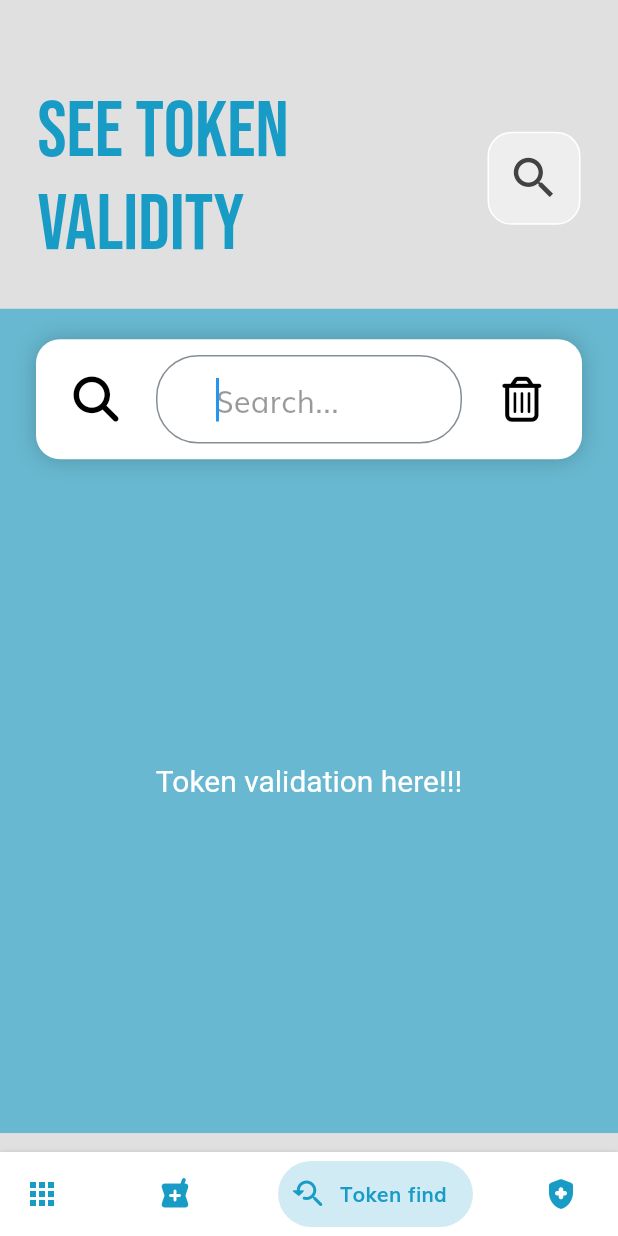
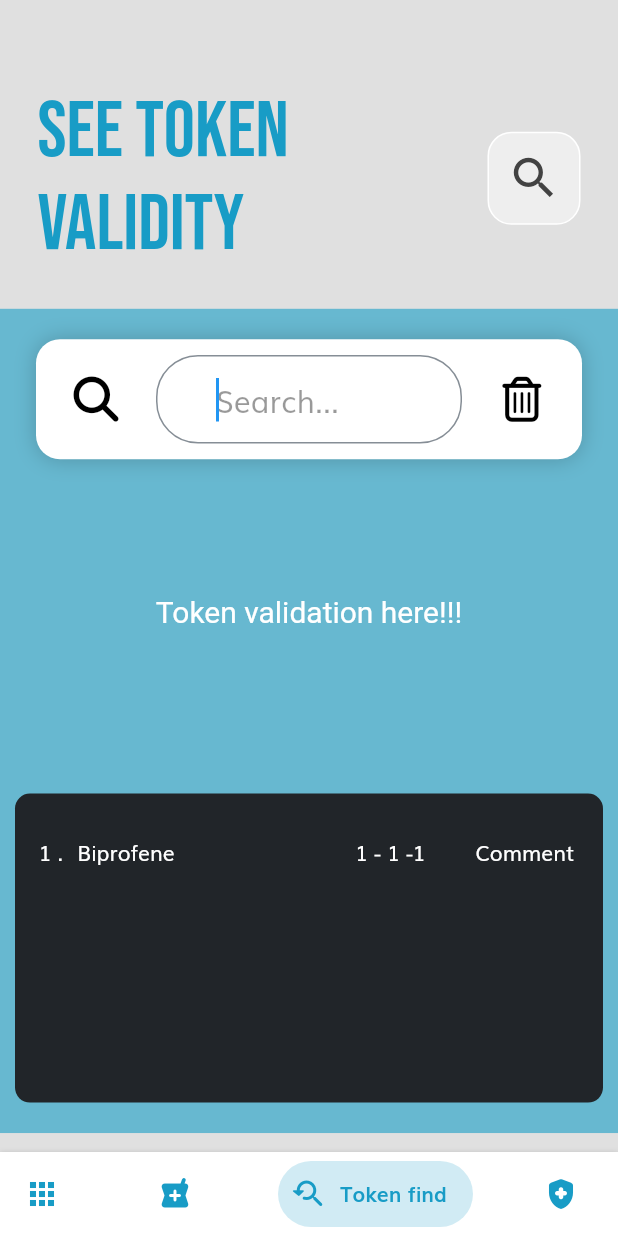
Before and after one commit to Salim-54/meggameds_mob, a Flutter app: the MyHomePage screen opened directly, item 3 of the bottom bar chosen, after a tap on "Search...", on a phone screen of 412 x 824 dp. Run offline on Flutter 3.47's test engine with Material 2 defaults, Android fonts, the phone set to English and light mode, and no system bars; drawn by our look-alikes of bottom_navy_bar; our stand-ins replace dio, flutter_svg, fluttertoast, font_awesome_flutter, get, google_fonts and 3 more; missing offline and left inert: dart:ffi; accounts and stored records are empty; network calls fail; Roboto replaces fonts that are missing (Mina).

Commit message:
ch:no idea

```diff
--- a/lib/main.dart
+++ b/lib/main.dart
@@ -13,6 +13,7 @@ import './theme.dart';
 import 'providers/authentication.dart';
 import 'providers/medicine.dart';
 import 'providers/start_transaction.dart';
+import 'providers/payment_history.dart';
 import 'screens/auth/pages/login_page.dart';
 
 void main() {
@@ -27,11 +28,12 @@ class MyApp extends StatelessWidget {
     Dio dio = Dio();
     dio.options.baseUrl = Constants.BASE_URL;
 
-    // SizeConfig().init(context);
+    // SizeConfig().init(context);Transactions
     return MultiProvider(
       providers: [
         ChangeNotifierProvider(create: (_) => AuthProvider(dio)),
         ChangeNotifierProvider(create: (_) => StartTransaction(dio)),
+        ChangeNotifierProvider(create: (_) => Transactions(dio)),
         ChangeNotifierProvider(create: (_) => ProductsProvider(dio)),
       ],
       child: GetMaterialApp(
@@ -47,6 +49,7 @@ class MyApp extends StatelessWidget {
           GetPage(name: '/', page: (() => SplashScreenNew())),
           GetPage(name: '/kafka', page: (() => SplashScreen())),
           GetPage(name: '/register', page: (() => RegisterPage())),
+          GetPage(name: '/register', page: (() => RegisterPage())),
           GetPage(name: '/login', page: (() => LoginPage())),
         ],
       ),
--- /dev/null
+++ b/lib/providers/payment_history.dart
@@ -0,0 +1,52 @@
+import 'dart:convert';
+
+import 'package:MMEDES/screens/settings/model/payment.dart';
+import 'package:dio/dio.dart';
+import 'package:flutter/foundation.dart';
+import 'package:get/get.dart';
+
+import '../controller/register.controller.dart';
+import '../screens/pharmacy/model/product.dart';
+import '../utils/http_exceptions.dart';
+
+class Transactions with ChangeNotifier {
+  EnterController credentials = Get.put(EnterController());
+
+  final Dio http;
+  List<Payment> _items = [];
+
+  Transactions(this.http);
+
+  List<Payment> get items {
+    return [..._items];
+  }
+
+  Future<void> fetchSave() async {
+    // final prefs = await SharedPreferences.getInstance();
+    // final token = prefs.getString("token");
+
+    var token = credentials.token.value;
+
+    if (token.isNotEmpty) {
+      try {
+        List<Payment> payments = [];
+
+        var response = await http.get("api/v1/prescriptions/user",
+            options: Options(headers: {"Authorization": "Bearer $token"}));
+        print(response.data['data']);
+
+        response.data['data'].forEach((payment) {
+          payments.add(Payment.fromJson(payment));
+        });
+        _items = payments;
+        notifyListeners();
+        print(payments[0]);
+      } on DioError catch (e) {
+        print(e);
+        throw CustomHttpException(e.response!.data["message"]);
+      } catch (e) {
+        print(e);
+      }
+    }
+  }
+}
--- a/lib/screens/prescriptons/components/search.dart
+++ b/lib/screens/prescriptons/components/search.dart
@@ -175,8 +175,12 @@ class _SearchWidgetState extends State<SearchWidget>
                               ),
                               Expanded(
                                 child: TextField(
+                                  keyboardType: TextInputType.number,
                                   controller: _textEditingController,
                                   autofocus: true,
+                                  onSubmitted: (value) {
+                                    print(value);
+                                  },
                                   style: TextStyle(
                                     fontSize: 20,
                                     // color: Colors.black.withOpacity(0.4),
--- a/lib/screens/settings/components/history.dart
+++ b/lib/screens/settings/components/history.dart
@@ -1,22 +1,50 @@
+import 'package:MMEDES/providers/payment_history.dart';
 import 'package:flutter/material.dart';
 import 'package:google_fonts/google_fonts.dart';
+import 'package:provider/provider.dart';
 import '../../../size_constants.dart';
 
 import '../../../constants.dart';
+import '../model/payment.dart';
 import 'row_history.dart';
 import 'row_medical.dart';
+import 'skeleton.dart';
 
-// Container(
-//   height: getProportionateScreenHeight(225),
-//   color: sOtherBg,
-//   child: SingleChildScrollView(
-//     child: Column(
-//       children: [],
-//     ),
-//   ),
-// )
-//
-class History extends StatelessWidget {
+class History extends StatefulWidget {
+  @override
+  State<History> createState() => _HistoryState();
+}
+
+class _HistoryState extends State<History> {
+  List<Payment> _items = [];
+
+  bool _loading = true;
+
+  @override
+  void initState() {
+    super.initState();
+    fetchData();
+  }
+
+  @override
+  void dispose() {
+    super.dispose();
+  }
+
+  void fetchData() async {
+    try {
+      await Provider.of<Transactions>(context, listen: false).fetchSave();
+      setState(() {
+        _items = Provider.of<Transactions>(context, listen: false).items;
+        print(_items);
+
+        _loading = false;
+      });
+    } catch (e) {
+      print(e);
+    }
+  }
+
   @override
   Widget build(BuildContext context) {
     return Column(
@@ -45,22 +73,20 @@ class History extends StatelessWidget {
           child: Padding(
             padding: const EdgeInsets.symmetric(
               horizontal: defaultPadding,
-              vertical: 5,
+              // vertical: 5,
             ),
-            child: SingleChildScrollView(
-              child: Column(
-                mainAxisAlignment: MainAxisAlignment.center,
-                crossAxisAlignment: CrossAxisAlignment.center,
-                children: [
-                  RowHistory(
-                      token: '55544', type: 'generic', place: 1, paid: true),
-                  RowHistory(
-                      token: '55544', type: 'generic', place: 1, paid: false),
-                  RowHistory(
-                      token: '55544', type: 'sensitive', place: 1, paid: false),
-                ],
-              ),
-            ),
+            // child: ListSkeleton(),
+            child: _loading
+                ? ListSkeleton()
+                : ListView.builder(
+                    itemCount: _items.length,
+                    itemBuilder: (context, index) => RowHistory(
+                        payment: _items[index],
+                        press: () {
+                          // print()
+                        },
+                        index: index),
+                  ),
           ),
         ),
       ],
--- a/lib/screens/settings/components/row_history.dart
+++ b/lib/screens/settings/components/row_history.dart
@@ -1,5 +1,6 @@
 import 'dart:ffi';
 
+import 'package:MMEDES/screens/settings/model/payment.dart';
 import 'package:flutter/material.dart';
 import 'package:google_fonts/google_fonts.dart';
 import '../../../size_constants.dart';
@@ -9,25 +10,24 @@ import '../../../constants.dart';
 class RowHistory extends StatelessWidget {
   RowHistory({
     Key? key,
-    required this.token,
-    required this.type,
-    required this.paid,
-    required this.place,
+    required this.payment,
+    required this.press,
+    required this.index,
   }) : super(key: key);
-  final String token;
-  final int place;
-  final String type;
-  final bool paid;
+  final Payment payment;
+  final VoidCallback press;
+  final int index;
 
   @override
   Widget build(BuildContext context) {
     return Container(
+      key: Key(payment.id),
       child: Column(
         children: [
           Row(
             children: [
               Text(
-                '${place}.  ',
+                '${index + 1}.  ',
                 style: GoogleFonts.mina(
                   color: sTextBlackColor,
                   fontSize: 14,
@@ -42,7 +42,7 @@ class RowHistory extends StatelessWidget {
                     children: [
                       Expanded(
                         child: Text(
-                          token,
+                          payment.token.toString(),
                           style: GoogleFonts.mina(
                             color: sTextBlackColor,
                             fontSize: 14,
@@ -51,7 +51,7 @@ class RowHistory extends StatelessWidget {
                         ),
                       ),
                       Text(
-                        type,
+                        payment.type,
                         style: GoogleFonts.mina(
                           color: sTextBlackColor,
                           fontSize: 14,
@@ -68,9 +68,11 @@ class RowHistory extends StatelessWidget {
                   padding: EdgeInsets.only(left: 10),
                   alignment: Alignment.center,
                   child: Text(
-                    paid ? 'paid' : 'not-paid',
+                    payment.payment,
                     style: GoogleFonts.mina(
-                      color: paid ? sSuccessColor : sTextBlackColor,
+                      color: payment.payment == 'paid'
+                          ? sSuccessColor
+                          : sTextBlackColor,
                       fontSize: 14,
                       fontWeight: FontWeight.w600,
                     ),
@@ -83,12 +85,14 @@ class RowHistory extends StatelessWidget {
                     padding: EdgeInsets.only(left: 10),
                     alignment: Alignment.center,
                     child: TextButton(
-                      onPressed: () {},
+                      onPressed: payment.payment == 'paid' ? () {} : press,
                       child: Container(
                         height: getProportionateScreenHeight(25),
                         width: getProportionateScreenWidth(80),
                         decoration: BoxDecoration(
-                          color: paid ? sTextGreyColor : sPrimaryColor,
+                          color: payment.payment != 'paid'
+                              ? sTextGreyColor
+                              : sPrimaryColor,
                           borderRadius: BorderRadius.all(
                             Radius.circular(8),
                           ),
--- /dev/null
+++ b/lib/screens/settings/components/skeleton.dart
@@ -0,0 +1,46 @@
+import 'package:flutter/material.dart';
+import 'package:flutter_svg/svg.dart';
+import 'package:shimmer/shimmer.dart';
+
+import '../../../constants.dart';
+import '../../../size_constants.dart';
+
+class SkeletonTileCustomSettings extends StatelessWidget {
+  SkeletonTileCustomSettings({
+    Key? key,
+  }) : super(key: key);
+
+  @override
+  Widget build(BuildContext context) {
+    return Padding(
+      padding:
+          EdgeInsets.symmetric(horizontal: getProportionateScreenWidth(20)),
+      child: Container(
+        width: double.infinity,
+        height: getProportionateScreenHeight(25),
+        color: sWhite,
+      ),
+    );
+  }
+}
+
+class ListSkeleton extends StatelessWidget {
+  @override
+  Widget build(BuildContext context) {
+    return Shimmer.fromColors(
+      baseColor: Colors.grey[300]!,
+      highlightColor: Colors.grey[100]!,
+      child: SizedBox(
+        width: double.infinity,
+        height: getProportionateScreenHeight(100),
+        child: ListView.builder(
+          itemCount: 4,
+          itemBuilder: (context, index) => Padding(
+            padding: EdgeInsets.only(bottom: getProportionateScreenHeight(10)),
+            child: SkeletonTileCustomSettings(),
+          ),
+        ),
+      ),
+    );
+  }
+}
--- /dev/null
+++ b/lib/screens/settings/model/payment.dart
@@ -0,0 +1,22 @@
+class Payment {
+  String id;
+  int token;
+  String payment;
+  String type;
+
+  Payment({
+    required this.id,
+    required this.token,
+    required this.payment,
+    required this.type,
+  });
+
+  factory Payment.fromJson(Map<String, dynamic> json) {
+    return Payment(
+      id: json['_id'].toString(),
+      token: json['token'],
+      payment: json['payment'],
+      type: json['type'].toString(),
+    );
+  }
+}
--- /dev/null
+++ b/lib/screens/token/components/result.dart
@@ -0,0 +1,70 @@
+import 'package:MMEDES/constants.dart';
+import 'package:flutter/material.dart';
+import 'package:google_fonts/google_fonts.dart';
+
+import 'search_row.dart';
+
+class PrescriptionWidget extends StatefulWidget {
+  const PrescriptionWidget({Key? key}) : super(key: key);
+
+  @override
+  _PrescriptionWidgetState createState() => _PrescriptionWidgetState();
+}
+
+class _PrescriptionWidgetState extends State<PrescriptionWidget> {
+  final scaffoldKey = GlobalKey<ScaffoldState>();
+
+  @override
+  Widget build(BuildContext context) {
+    return Column(
+      mainAxisSize: MainAxisSize.max,
+      crossAxisAlignment: CrossAxisAlignment.stretch,
+      children: [
+        Padding(
+          padding: EdgeInsetsDirectional.fromSTEB(10, 20, 10, 0),
+          child: Container(
+            width: MediaQuery.of(context).size.width * 0.5,
+            height: MediaQuery.of(context).size.height * 0.25,
+            decoration: BoxDecoration(
+              color: sTextBlackColor,
+              borderRadius: BorderRadius.circular(10),
+            ),
+            child: Align(
+              alignment: AlignmentDirectional(0, 0),
+              child: Column(
+                mainAxisSize: MainAxisSize.max,
+                mainAxisAlignment: MainAxisAlignment.center,
+                crossAxisAlignment: CrossAxisAlignment.center,
+                children: [
+                  Align(
+                    alignment: AlignmentDirectional(0, 0),
+                    child: Padding(
+                      padding: EdgeInsetsDirectional.fromSTEB(5, 15, 0, 0),
+                      child: Container(
+                        width: MediaQuery.of(context).size.width * 0.9,
+                        height: MediaQuery.of(context).size.height * 0.23,
+                        decoration: BoxDecoration(
+                          shape: BoxShape.rectangle,
+                        ),
+                        child: Column(
+                          mainAxisSize: MainAxisSize.max,
+                          children: [
+                            SearchRow(
+                                medName: 'Biprofene',
+                                pattern: '1 - 1 -1',
+                                press: () {},
+                                index: 1),
+                          ],
+                        ),
+                      ),
+                    ),
+                  ),
+                ],
+              ),
+            ),
+          ),
+        ),
+      ],
+    );
+  }
+}
--- /dev/null
+++ b/lib/screens/token/components/search_row.dart
@@ -0,0 +1,72 @@
+import 'package:flutter/material.dart';
+
+import '../../../constants.dart';
+
+class SearchRow extends StatelessWidget {
+  final int index;
+  final String medName;
+  final String pattern;
+  final VoidCallback press;
+  const SearchRow({
+    Key? key,
+    required this.index,
+    required this.medName,
+    required this.pattern,
+    required this.press,
+  }) : super(key: key);
+
+  @override
+  Widget build(BuildContext context) {
+    return Padding(
+      padding: EdgeInsetsDirectional.fromSTEB(0, 0, 0, 13),
+      child: Row(
+        mainAxisSize: MainAxisSize.max,
+        mainAxisAlignment: MainAxisAlignment.center,
+        crossAxisAlignment: CrossAxisAlignment.center,
+        children: [
+          Padding(
+            padding: EdgeInsetsDirectional.fromSTEB(0, 0, 5, 0),
+            child: Container(
+              width: MediaQuery.of(context).size.width * 0.05,
+              decoration: BoxDecoration(color: sTextBlackColor),
+              child: Text(
+                '${index} . ',
+                style: TextStyle(color: sWhite),
+              ),
+            ),
+          ),
+          Container(
+            width: MediaQuery.of(context).size.width * 0.45,
+            decoration: BoxDecoration(color: sTextBlackColor),
+            child: Text(
+              medName,
+              style: TextStyle(color: sWhite),
+            ),
+          ),
+          Padding(
+            padding: EdgeInsetsDirectional.fromSTEB(0, 0, 10, 0),
+            child: Container(
+              width: MediaQuery.of(context).size.width * 0.15,
+              decoration: BoxDecoration(color: sTextBlackColor),
+              child: Text(
+                pattern,
+                style: TextStyle(color: sWhite),
+              ),
+            ),
+          ),
+          Container(
+            width: MediaQuery.of(context).size.width * 0.2,
+            decoration: BoxDecoration(color: sTextBlackColor),
+            child: TextButton(
+              onPressed: press,
+              child: Text(
+                'Comment',
+                style: TextStyle(color: sWhite),
+              ),
+            ),
+          ),
+        ],
+      ),
+    );
+  }
+}
--- a/lib/screens/token/token.screen.dart
+++ b/lib/screens/token/token.screen.dart
@@ -8,6 +8,7 @@ import '../../constants.dart';
 // import '../prescriptons/components/search.dart';
 import '../prescriptons/components/search.dart';
 import 'components/my_app_bar.dart';
+import 'components/result.dart';
 
 class Token extends StatelessWidget {
   TokenController expand_search = Get.put(TokenController());
@@ -43,7 +44,8 @@ class Token extends StatelessWidget {
                           style: GoogleFonts.mina(color: sWhite, fontSize: 20),
                         ),
                       ),
-                    )
+                    ),
+                    PrescriptionWidget(),
                   ],
                 ),
                 color: sThirdColor,
```
Also changed, not shown: lib/providers/token_search.dart (added, +52 -0 lines).
